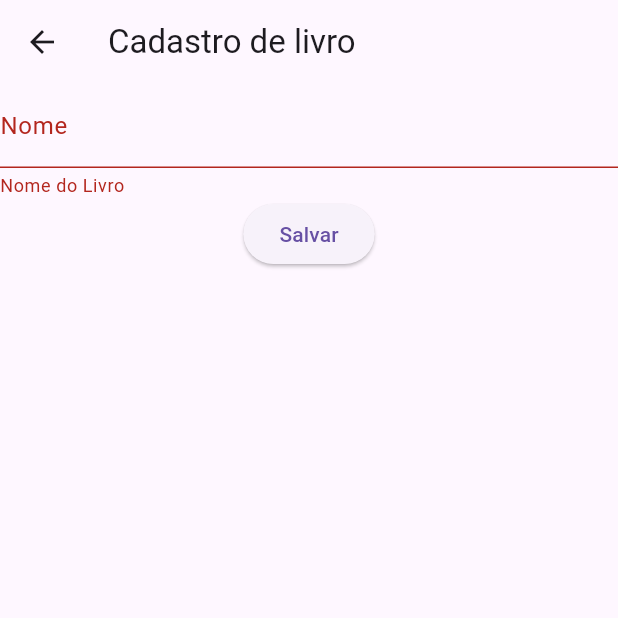
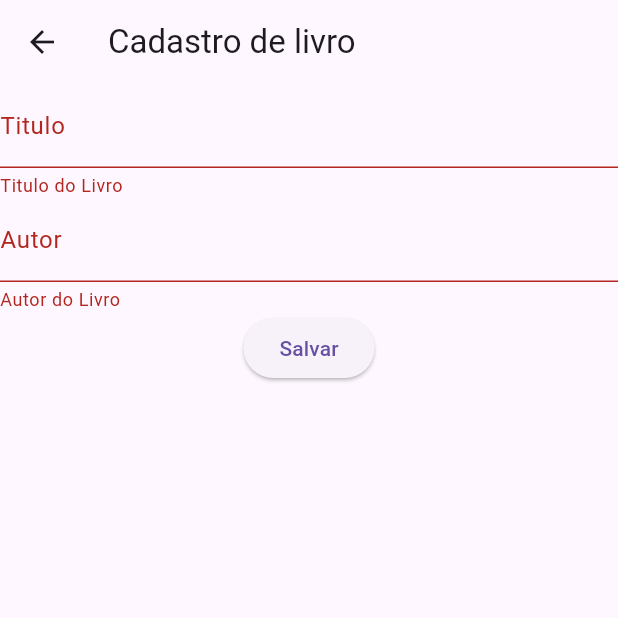
Before and after one commit to Olivetta21/FlutterLivrosHive, a Flutter app: the CadastroPage screen opened by its route, after a tap on "Salvar", on a phone screen of 412 x 824 dp, the top half of it. Run offline on Flutter 3.47's test engine with Material 3 defaults, Android fonts, the phone set to English and light mode, and no system bars; our stand-ins replace hive, hive_flutter; accounts and stored records are empty.

Commit message:
Adicionando livros ao hive

```diff
--- /dev/null
+++ b/lib/data/repositories/estante.dart
@@ -0,0 +1,28 @@
+import 'package:hive/hive.dart';
+import '../models/livro.dart';
+
+
+class Estante {
+  static const String boxName = 'estanteBox';
+
+  static Future<void> addLivro(Livro livro) async {
+    final box = await Hive.openBox<Livro>(boxName);
+    await box.add(livro);
+  }
+
+  static Future<List<Livro>> getLivros() async {
+    final box = await Hive.openBox<Livro>(boxName);
+    return box.values.toList();
+  }
+
+  static Future<void> deleteLivro(int index) async {
+    final box = await Hive.openBox<Livro>(boxName);
+    await box.deleteAt(index);
+  }
+
+  static Future<void> updateLivro(int index, Livro livro) async {
+    final box = await Hive.openBox<Livro>(boxName);
+    await box.putAt(index, livro);
+  }
+
+}
--- a/lib/main.dart
+++ b/lib/main.dart
@@ -1,6 +1,6 @@
 import 'package:flutter/material.dart';
 import 'package:hive_flutter/hive_flutter.dart';
-import 'models/livro.dart';
+import 'data/models/livro.dart';
 import 'pages/home_page.dart';
 import 'pages/cadastro_page.dart';
 
--- a/lib/pages/cadastro_page.dart
+++ b/lib/pages/cadastro_page.dart
@@ -1,4 +1,6 @@
 import 'package:flutter/material.dart';
+import '../data/models/livro.dart';
+import '../data/repositories/estante.dart';
 
 class CadastroPage extends StatefulWidget {
   @override
@@ -7,11 +9,13 @@ class CadastroPage extends StatefulWidget {
 
 class _CadastroPageState extends State<CadastroPage> {
   final _formKey = GlobalKey<FormState>();
-  final _nameController = TextEditingController();
+  final _titleController = TextEditingController();
+  final _authorController = TextEditingController();
 
   @override
   void dispose() {
-    _nameController.dispose();
+    _titleController.dispose();
+    _authorController.dispose();
     super.dispose();
   }
 
@@ -24,11 +28,21 @@ class _CadastroPageState extends State<CadastroPage> {
         child: Column(
           children: [
             TextFormField(
-              controller: _nameController,
-              decoration: InputDecoration(labelText: 'Nome'),
+              controller: _titleController,
+              decoration: InputDecoration(labelText: 'Titulo'),
               validator: (value) {
                 if (value == null || value.isEmpty) {
-                  return 'Nome do Livro';
+                  return 'Titulo do Livro';
+                }
+                return null;
+              },
+            ),
+            TextFormField(
+              controller: _authorController,
+              decoration: InputDecoration(labelText: 'Autor'),
+              validator: (value) {
+                if (value == null || value.isEmpty) {
+                  return 'Autor do Livro';
                 }
                 return null;
               },
@@ -36,11 +50,22 @@ class _CadastroPageState extends State<CadastroPage> {
             ElevatedButton(
               onPressed: () async {
                 if (_formKey.currentState!.validate()) {
+                  final livro = Livro(
+                    _titleController.text,
+                    _authorController.text,
+                    0,
+                    '',
+                  );
+                  await Estante.addLivro(livro);
                   ScaffoldMessenger.of(context).showSnackBar(
                     SnackBar(content: Text(
-                      'salvo: ${_nameController.text}'
+                      'salvo: ${livro.titulo} por ${livro.autor}'
                     )),
                   );
+
+                  _titleController.clear();
+                  _authorController.clear();
+                  Navigator.pop(context);
                 }
               },
               child: Text('Salvar'),
```
Also changed, not shown: lib/pages/home_page.dart (+17 -6 lines), lib/data/models/livro.dart (renamed from lib/models/livro.dart), lib/data/models/livro.g.dart (renamed from lib/models/livro.g.dart).
